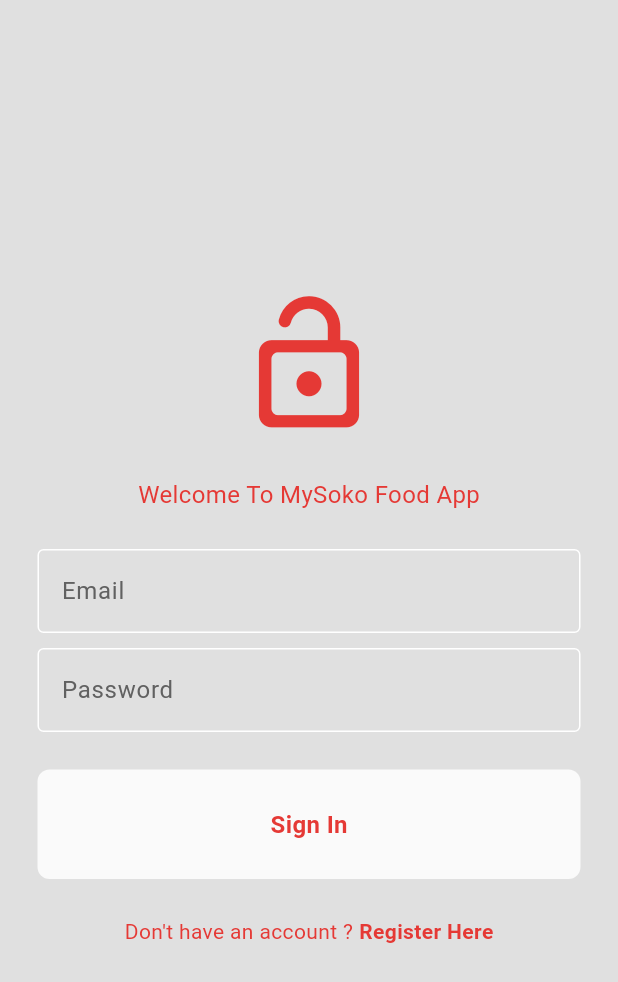
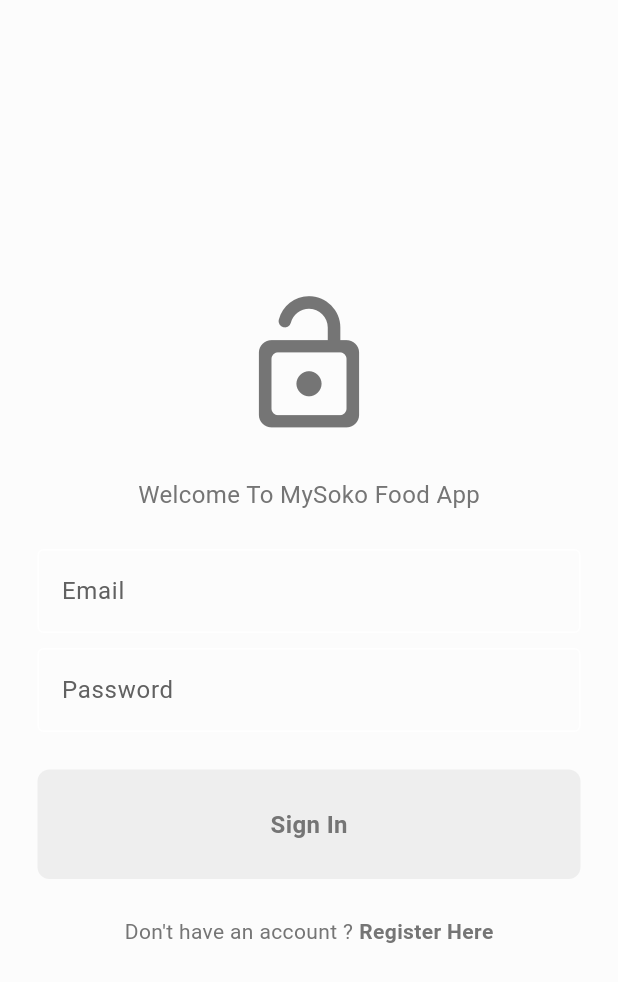
Before and after one commit to GeoffNderitu/MsFoodApp, a Flutter app: the screen it shows after launch, on a phone screen of 412 x 824 dp. Shown: the top 982 px of the screen. Run offline on Flutter 3.47's test engine with Material 3 defaults, Android fonts, the light colour scheme and no system bars.

Commit message:
Changes to colors

```diff
--- a/lib/themes/light_mode.dart
+++ b/lib/themes/light_mode.dart
@@ -2,10 +2,10 @@
 
 ThemeData lightMode = ThemeData(
   colorScheme: ColorScheme.light(
-    background: Colors.grey.shade300,
+    background: Color.fromARGB(255, 252, 252, 252),
     primary: Colors.grey.shade700,
-    secondary: Colors.grey.shade50,
+    secondary: Colors.grey.shade200,
     tertiary: Colors.white,
-    inversePrimary: Colors.red.shade600
+    inversePrimary: Colors.grey.shade600
   )
 );
```
